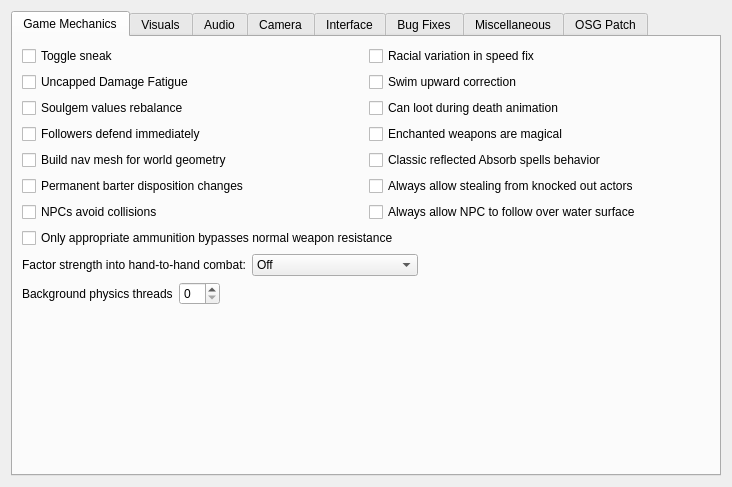
MrZer0x0/ArenaMP, file files/ui/advancedpage.ui: the form before one commit.
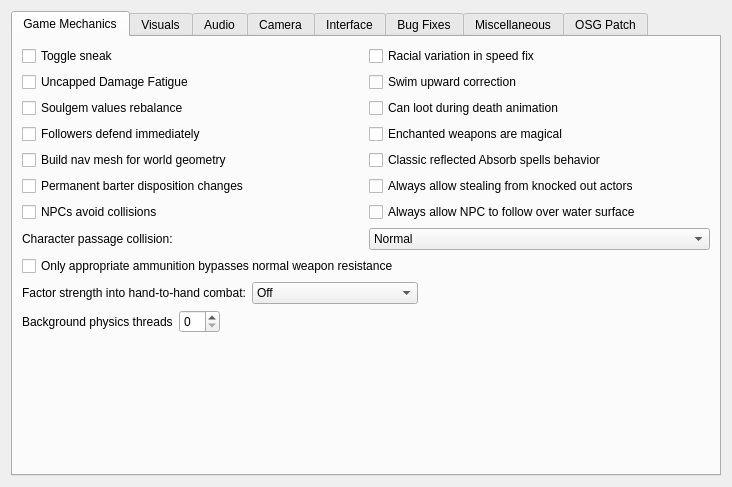
The form after the commit.

```diff
--- a/files/ui/advancedpage.ui
+++ b/files/ui/advancedpage.ui
@@ -163,6 +163,38 @@
            </property>
           </widget>
          </item>
+         <item row="7" column="0">
+          <widget class="QLabel" name="actorCollisionProfileLabel">
+           <property name="toolTip">
+            <string>Controls only how closely the player and NPCs can pass each other while moving. Combat hit detection and collision with walls keep their original size.</string>
+           </property>
+           <property name="text">
+            <string>Character passage collision:</string>
+           </property>
+          </widget>
+         </item>
+         <item row="7" column="1">
+          <widget class="QComboBox" name="actorCollisionProfileComboBox">
+           <property name="toolTip">
+            <string>Normal keeps original actor spacing. Compact is recommended for narrow interiors. Very compact allows noticeably closer passage without changing weapon/projectile hitboxes.</string>
+           </property>
+           <item>
+            <property name="text">
+             <string>Normal</string>
+            </property>
+           </item>
+           <item>
+            <property name="text">
+             <string>Compact (recommended)</string>
+            </property>
+           </item>
+           <item>
+            <property name="text">
+             <string>Very compact</string>
+            </property>
+           </item>
+          </widget>
+         </item>
         </layout>
        </item>
        <item>
```
